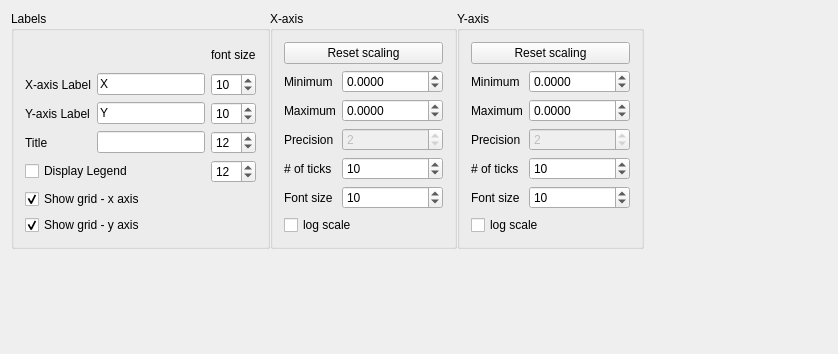
Qt form GsTLAppli/charts/chart_display_control.ui (sayantanx/ar2tech-SGeMS-public) before a commit.
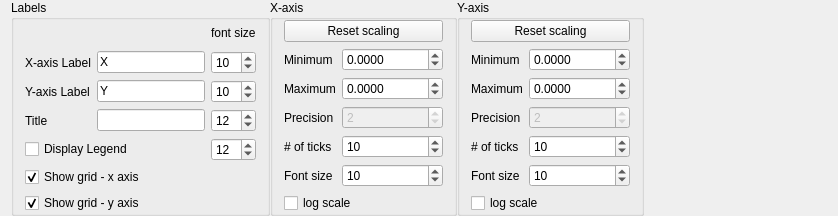
The same form after that commit.

The edit to the form file:
```diff
--- a/GsTLAppli/charts/chart_display_control.ui
+++ b/GsTLAppli/charts/chart_display_control.ui
@@ -7,11 +7,11 @@
     <x>0</x>
     <y>0</y>
     <width>838</width>
-    <height>332</height>
+    <height>193</height>
    </rect>
   </property>
   <property name="sizePolicy">
-   <sizepolicy hsizetype="Preferred" vsizetype="Minimum">
+   <sizepolicy hsizetype="Preferred" vsizetype="Fixed">
     <horstretch>0</horstretch>
     <verstretch>0</verstretch>
    </sizepolicy>
@@ -20,6 +20,12 @@
    <string>Chart_display_control</string>
   </property>
   <layout class="QVBoxLayout" name="verticalLayout_4">
+   <property name="topMargin">
+    <number>0</number>
+   </property>
+   <property name="bottomMargin">
+    <number>0</number>
+   </property>
    <item>
     <widget class="QWidget" name="widget_4" native="true">
      <property name="sizePolicy">
@@ -53,6 +59,12 @@
             <bool>false</bool>
            </property>
            <layout class="QVBoxLayout" name="verticalLayout">
+            <property name="topMargin">
+             <number>0</number>
+            </property>
+            <property name="bottomMargin">
+             <number>0</number>
+            </property>
             <item>
              <layout class="QGridLayout" name="gridLayout_3">
               <item row="0" column="0">
@@ -202,6 +214,12 @@
             <bool>false</bool>
            </property>
            <layout class="QVBoxLayout" name="verticalLayout_2">
+            <property name="topMargin">
+             <number>0</number>
+            </property>
+            <property name="bottomMargin">
+             <number>0</number>
+            </property>
             <item>
              <layout class="QGridLayout" name="gridLayout">
               <item row="0" column="0" colspan="2">
@@ -319,6 +337,12 @@
          </item>
          <item>
           <widget class="QGroupBox" name="ybox">
+           <property name="sizePolicy">
+            <sizepolicy hsizetype="Preferred" vsizetype="Fixed">
+             <horstretch>0</horstretch>
+             <verstretch>0</verstretch>
+            </sizepolicy>
+           </property>
            <property name="title">
             <string>Y-axis</string>
            </property>
@@ -326,6 +350,12 @@
             <bool>false</bool>
            </property>
            <layout class="QVBoxLayout" name="verticalLayout_3">
+            <property name="topMargin">
+             <number>0</number>
+            </property>
+            <property name="bottomMargin">
+             <number>0</number>
+            </property>
             <item>
              <layout class="QGridLayout" name="gridLayout_2">
               <item row="0" column="0" colspan="2">
@@ -460,19 +490,6 @@
         </layout>
        </widget>
       </item>
-      <item>
-       <spacer name="verticalSpacer">
-        <property name="orientation">
-         <enum>Qt::Vertical</enum>
-        </property>
-        <property name="sizeHint" stdset="0">
-         <size>
-          <width>20</width>
-          <height>94</height>
-         </size>
-        </property>
-       </spacer>
-      </item>
      </layout>
     </widget>
    </item>
```
